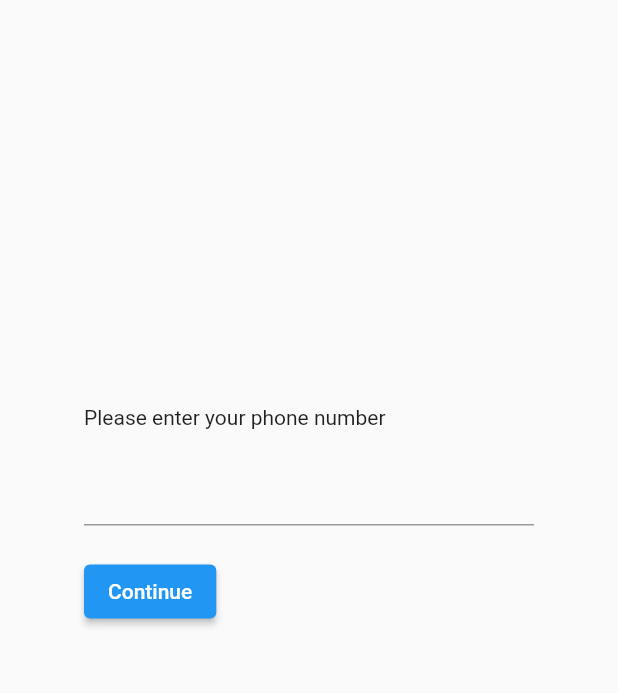
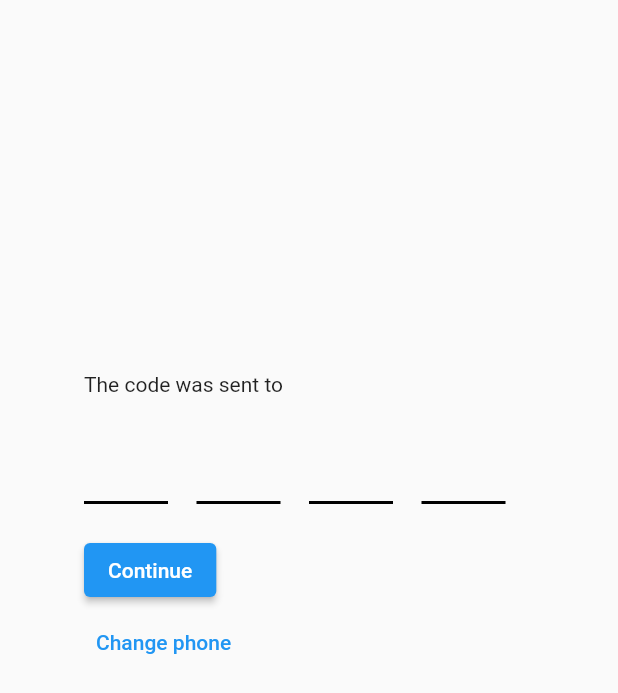
Before and after one commit to aospiridonov/test_task, a Flutter app: the screen it shows after launch, after a tap on "Continue", on a phone screen of 412 x 824 dp. Shown: the top 693 px of the screen. Run offline on Flutter 3.47's test engine with Material 2 defaults, Android fonts, the phone set to English and light mode, and no system bars; drawn by our look-alikes of pinput; our stand-ins replace equatable, flutter_bloc.

```diff
--- a/lib/bloc/bloc.dart
+++ b/lib/bloc/bloc.dart
@@ -5,14 +5,56 @@ import 'package:test_task/repository/repository.dart';
 import 'event.dart';
 
 class LoginBloc extends Bloc<LoginEvent, LoginState> {
-  LoginBloc(this.repository) : super(const PhoneInputState());
+  LoginBloc(this.repository) : super(const PhoneInputState()) {
+    on<PhoneEnteredEvent>(_onPhoneEnteredEvent);
+    on<ResendSmsEvent>(_onResendSmsEvent);
+    on<ReenterPhoneEvent>(_onReenterPhoneEvent);
+    on<CheckEnteredCode>(_onCheckEnteredCode);
+  }
 
   final LoginRepository repository;
+  String _phone = '';
 
-  @override
-  Stream<LoginState> mapEventToState(
-    LoginEvent event,
-  ) async* {
-    //TODO: describe logic
+  Future<void> _onPhoneEnteredEvent(
+      PhoneEnteredEvent event, Emitter<LoginState> emit) async {
+    emit(const LoginSuccessLoading());
+    try {
+      await repository.requestSms(event.phone);
+      _phone = event.phone;
+      emit(SmsRequestedState(_phone));
+    } catch (error) {
+      emit(PhoneInputState(error: error.toString()));
+    }
+  }
+
+  Future<void> _onResendSmsEvent(
+      ResendSmsEvent event, Emitter<LoginState> emit) async {
+    emit(const LoginSuccessLoading());
+    try {
+      await repository.requestSms(_phone);
+      emit(SmsRequestedState(_phone));
+    } catch (error) {
+      emit(SmsRequestedState(_phone, error: error.toString()));
+    }
+  }
+
+  Future<void> _onReenterPhoneEvent(
+      ReenterPhoneEvent event, Emitter<LoginState> emit) async {
+    emit(const PhoneInputState(error: null));
+  }
+
+  Future<void> _onCheckEnteredCode(
+      CheckEnteredCode event, Emitter<LoginState> emit) async {
+    if (event.code.isEmpty) {
+      emit(SmsRequestedState(_phone, error: 'Empty pin code'));
+      return;
+    }
+    emit(const LoginSuccessLoading());
+    try {
+      await repository.checkCode(_phone, event.code);
+      emit(const LoginSuccessState());
+    } catch (error) {
+      emit(SmsRequestedState(_phone, error: error.toString()));
+    }
   }
 }
--- a/lib/bloc/state.dart
+++ b/lib/bloc/state.dart
@@ -23,3 +23,7 @@ class SmsRequestedState extends LoginState {
 class LoginSuccessState extends LoginState {
   const LoginSuccessState() : super();
 }
+
+class LoginSuccessLoading extends LoginState {
+  const LoginSuccessLoading() : super(isLoading: true);
+}
--- a/lib/login_page.dart
+++ b/lib/login_page.dart
@@ -1,6 +1,7 @@
 import 'package:flutter/material.dart';
 import 'package:flutter_bloc/flutter_bloc.dart';
-import 'package:pinput/pin_put/pin_put.dart';
+import 'package:pinput/pinput.dart';
+import 'package:test_task/bloc/event.dart';
 import 'package:test_task/bloc/state.dart';
 import 'package:test_task/repository/repository_implementation.dart';
 
@@ -13,7 +14,9 @@ class LoginPage extends StatelessWidget {
   Widget build(BuildContext context) => Scaffold(
         body: Padding(
           padding: const EdgeInsets.symmetric(horizontal: 56),
-          child: BlocProvider<LoginBloc>(create: (_) => LoginBloc(MockLoginRepositoryImplementation()), child: const LoginForm()),
+          child: BlocProvider<LoginBloc>(
+              create: (_) => LoginBloc(MockLoginRepositoryImplementation()),
+              child: const LoginForm()),
         ),
       );
 }
@@ -44,30 +47,42 @@ class _LoginFormState extends State<LoginForm> {
   @override
   void dispose() {
     pinController.dispose();
+    phoneController.dispose();
     super.dispose();
   }
 
-  //TODO show errors in any appropriate way (with dialog or as a red color text under the input field or any other way)
-
   void onPhoneSubmitted() {
-    //TODO add action
+    pinController.clear();
+    context.read<LoginBloc>().add(PhoneEnteredEvent(phoneController.text));
   }
 
   void onPinEntered() {
-    //TODO add action
+    context.read<LoginBloc>().add(CheckEnteredCode(pinController.text));
   }
 
-  void reenterPhone() {
-    //TODO add action
+  void onReenterPhone() {
+    context.read<LoginBloc>().add(ReenterPhoneEvent());
+    pinController.clear();
+  }
+
+  void onResendSms() {
+    context.read<LoginBloc>().add(ResendSmsEvent());
+    pinController.clear();
   }
 
   @override
   Widget build(BuildContext context) {
-    const pinPutDecoration = BoxDecoration(
-      border: Border(
-        bottom: BorderSide(color: Colors.black, width: 2),
+    const defaultPinTheme = PinTheme(
+      width: 56,
+      height: 56,
+      textStyle: TextStyle(fontSize: 25.0, color: Colors.black),
+      decoration: BoxDecoration(
+        border: Border(
+          bottom: BorderSide(color: Colors.black, width: 2),
+        ),
       ),
     );
+
     return Column(
       crossAxisAlignment: CrossAxisAlignment.start,
       children: [
@@ -75,7 +90,10 @@ class _LoginFormState extends State<LoginForm> {
         AnimatedSwitcher(
           duration: const Duration(milliseconds: 300),
           child: BlocBuilder<LoginBloc, LoginState>(builder: (context, state) {
-            //TODO show progress when state.isLoading is true
+            if (state.isLoading) {
+              return const Center(child: CircularProgressIndicator());
+            }
+
             final columnChildren = <Widget>[];
             if (state is PhoneInputState) {
               columnChildren.addAll([
@@ -85,6 +103,7 @@ class _LoginFormState extends State<LoginForm> {
                   child: TextField(
                     controller: phoneController,
                     onSubmitted: (_) => onPhoneSubmitted(),
+                    decoration: InputDecoration(errorText: state.error),
                   ),
                 ),
                 ElevatedButton(
@@ -97,29 +116,39 @@ class _LoginFormState extends State<LoginForm> {
                 Text('The code was sent to ${state.phone}'),
                 Padding(
                   padding: const EdgeInsets.only(top: 16, bottom: 20),
-                  child: PinPut(
+                  child: Pinput(
                     controller: pinController,
                     keyboardType: TextInputType.number,
-                    fieldsCount: pinLength,
                     pinAnimationType: PinAnimationType.fade,
-                    textStyle: const TextStyle(fontSize: 25.0, color: Colors.black),
-                    fieldsAlignment: MainAxisAlignment.spaceEvenly,
                     separator: const SizedBox(width: 19),
                     separatorPositions: const [1, 2, 3],
-                    withCursor: true,
-                    submittedFieldDecoration: pinPutDecoration,
-                    selectedFieldDecoration: pinPutDecoration,
-                    followingFieldDecoration: pinPutDecoration,
+                    defaultPinTheme: defaultPinTheme,
+                    errorText: state.error,
+                    forceErrorState: (state.error != null),
                   ),
                 ),
+                if (state.error != null)
+                  ElevatedButton(
+                    onPressed: onResendSms,
+                    child: const Text('Resend SMS'),
+                  ),
                 ElevatedButton(
-                  onPressed: onPhoneSubmitted,
+                  onPressed: onPinEntered,
                   child: const Text('Continue'),
                 ),
-                TextButton(onPressed: reenterPhone, child: const Text('Change phone')),
+                TextButton(
+                  onPressed: onReenterPhone,
+                  child: const Text('Change phone'),
+                ),
               ]);
             } else {
-              columnChildren.add(const Text('Success'));
+              columnChildren.addAll([
+                const Text('Success'),
+                TextButton(
+                  onPressed: onReenterPhone,
+                  child: const Text('Logout'),
+                ),
+              ]);
             }
             return Column(
               children: columnChildren,
--- a/pubspec.yaml
+++ b/pubspec.yaml
@@ -17,10 +17,10 @@ dependencies:
     sdk: flutter
 
   #BLoC
-  flutter_bloc: ^7.0.1
+  flutter_bloc: ^8.0.1
   equatable: ^2.0.3
 
-  pinput: ^1.2.0
+  pinput: ^2.2.16
   cupertino_icons: ^1.0.2
 
 dev_dependencies:
```
Also changed, not shown: pubspec.lock, 1 other file.
